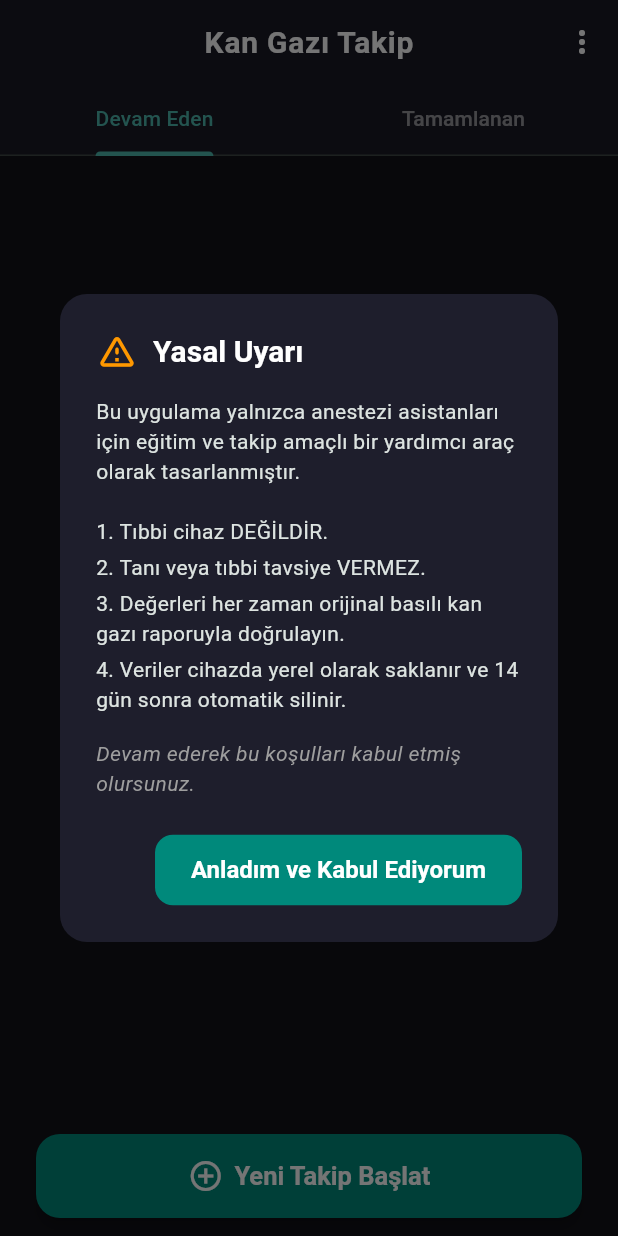
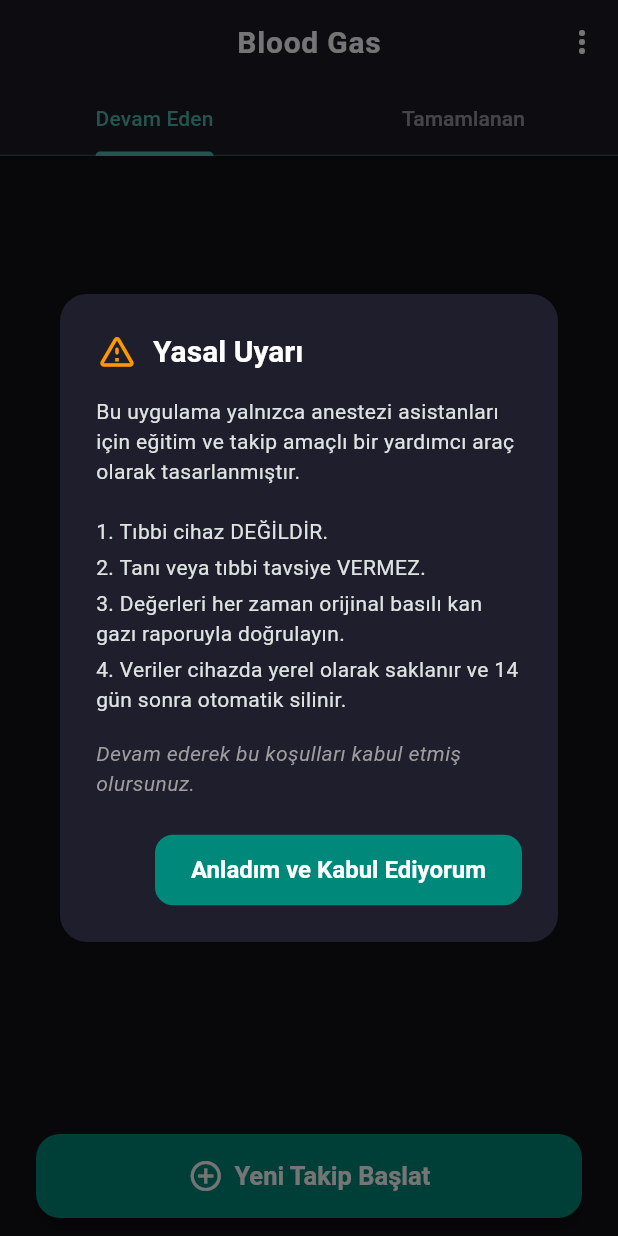
Before and after one commit to habipokc/blood-gas-app, a Flutter app: the screen it shows after launch, on a phone screen of 412 x 824 dp. Run offline on Flutter 3.47's test engine with Material 3 defaults, Android fonts, the phone set to English and light mode, and no system bars; our stand-ins replace drift, flutter_riverpod, freezed_annotation, image_cropper, image_picker, riverpod_annotation and 1 more; missing offline and left inert: google_mlkit_text_recognition; accounts and stored records are empty; generated files the repository leaves out were written again.

```diff
--- a/lib/main.dart
+++ b/lib/main.dart
@@ -17,7 +17,7 @@ class BloodGasApp extends ConsumerWidget {
   @override
   Widget build(BuildContext context, WidgetRef ref) {
     return MaterialApp(
-      title: 'Kan Gazı Takip',
+      title: 'Blood Gas',
       debugShowCheckedModeBanner: false,
       theme: ThemeData(
         brightness: Brightness.dark,
--- a/lib/presentation/screens/dashboard_screen.dart
+++ b/lib/presentation/screens/dashboard_screen.dart
@@ -26,7 +26,7 @@ class _ActivePatientList extends ConsumerWidget {
                     size: 64, color: Colors.white.withOpacity(0.15)),
                 const SizedBox(height: 20),
                 const Text(
-                  'Aktif Ameliyat Yok',
+                  'Aktif Takip Yok',
                   style: TextStyle(
                     fontSize: 20,
                     fontWeight: FontWeight.w600,
@@ -35,7 +35,7 @@ class _ActivePatientList extends ConsumerWidget {
                 ),
                 const SizedBox(height: 8),
                 Text(
-                  'Yeni bir ameliyat başlatmak için\naşağıdaki butona tıklayın',
+                  'Yeni bir takip başlatmak için\naşağıdaki butona tıklayın',
                   textAlign: TextAlign.center,
                   style: TextStyle(
                     color: Colors.white.withOpacity(0.4),
@@ -161,7 +161,7 @@ class _PatientDashboardState extends ConsumerState<PatientDashboard>
 
     return Scaffold(
       appBar: AppBar(
-        title: const Text('Kan Gazı Takip'),
+        title: const Text('Blood Gas'),
         bottom: TabBar(
           controller: _tabController,
           tabs: const [
--- a/lib/presentation/screens/result_detail_screen.dart
+++ b/lib/presentation/screens/result_detail_screen.dart
@@ -79,8 +79,8 @@ class ResultDetailScreen extends ConsumerWidget {
 
               const Divider(),
               _sectionHeader('Elektrolit Değerleri'),
+              _buildRow('cK+', record.cK, previous?.cK, unit: 'mmol/L'),
               _buildRow('cNa+', record.cNa, previous?.cNa, unit: 'mmol/L'),
-              _buildRow('cK+', record.cK, previous?.cK, unit: 'mmol/L'),
               _buildRow('cCa2+', record.cCa, previous?.cCa, unit: 'mmol/L'),
               _buildRow('cCl-', record.cCl, previous?.cCl, unit: 'mmol/L'),
 
```
Also changed, not shown: lib/presentation/screens/measurement_screen.dart (+11 -0 lines), 2 other files.
